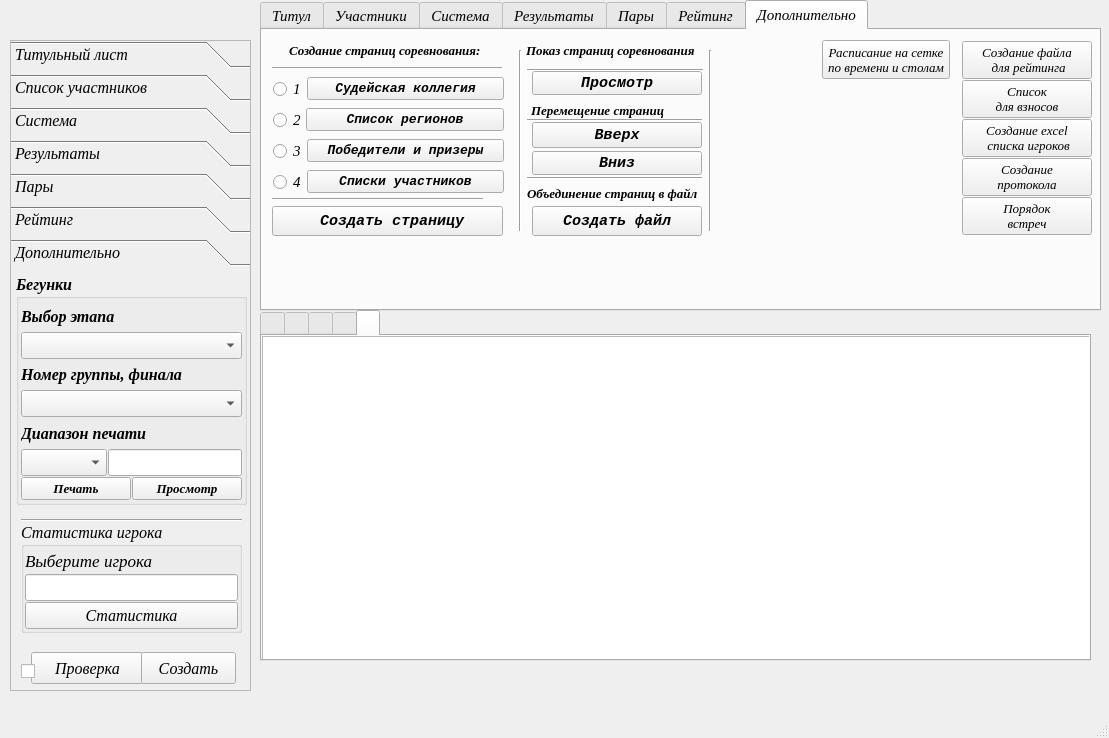
Before: the Qt Designer form UI/main_window.ui in Kaspar0810/Competitions_TT, drawn with Qt 5.
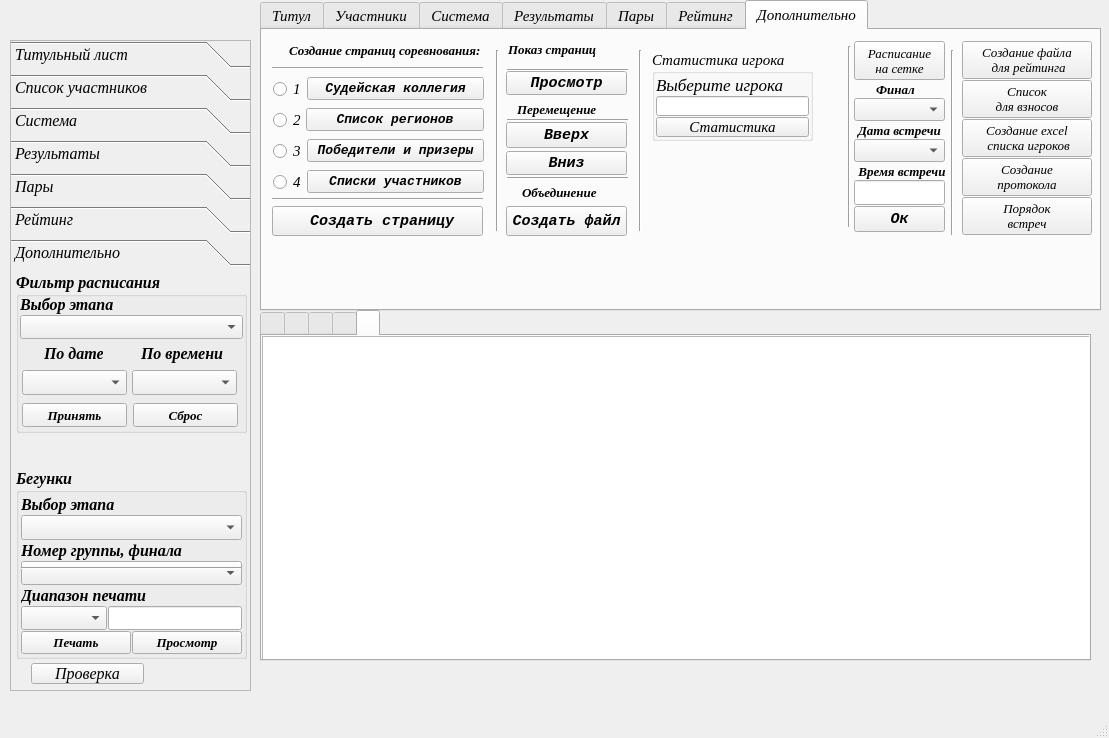
After: the same form once the commit is applied. The open tabs and pages were chosen to show the change. Icons and pictures are not drawn.

Commit message: расписание на сетке продолжение

The edit to the form file:
```diff
--- a/UI/main_window.ui
+++ b/UI/main_window.ui
@@ -3950,7 +3950,7 @@
      <widget class="Line" name="line_6">
       <property name="geometry">
        <rect>
-        <x>250</x>
+        <x>227</x>
         <y>20</y>
         <width>16</width>
         <height>181</height>
@@ -3987,7 +3987,7 @@
        <rect>
         <x>10</x>
         <y>30</y>
-        <width>230</width>
+        <width>211</width>
         <height>16</height>
        </rect>
       </property>
@@ -4013,7 +4013,7 @@
        <rect>
         <x>10</x>
         <y>176</y>
-        <width>231</width>
+        <width>211</width>
         <height>30</height>
        </rect>
       </property>
@@ -4032,9 +4032,9 @@
      <widget class="QPushButton" name="Button_up">
       <property name="geometry">
        <rect>
-        <x>270</x>
+        <x>244</x>
         <y>92</y>
-        <width>170</width>
+        <width>121</width>
         <height>26</height>
        </rect>
       </property>
@@ -4054,9 +4054,9 @@
      <widget class="QPushButton" name="Button_down">
       <property name="geometry">
        <rect>
-        <x>270</x>
+        <x>244</x>
         <y>121</y>
-        <width>170</width>
+        <width>121</width>
         <height>24</height>
        </rect>
       </property>
@@ -4076,9 +4076,9 @@
      <widget class="QLabel" name="label_54">
       <property name="geometry">
        <rect>
-        <x>269</x>
+        <x>255</x>
         <y>70</y>
-        <width>171</width>
+        <width>91</width>
         <height>20</height>
        </rect>
       </property>
@@ -4092,15 +4092,15 @@
        </font>
       </property>
       <property name="text">
-       <string>Перемещение страниц</string>
+       <string>&lt;html&gt;&lt;head/&gt;&lt;body&gt;&lt;p&gt;Перемещение&lt;/p&gt;&lt;/body&gt;&lt;/html&gt;</string>
       </property>
      </widget>
      <widget class="Line" name="line_9">
       <property name="geometry">
        <rect>
-        <x>265</x>
+        <x>245</x>
         <y>140</y>
-        <width>175</width>
+        <width>121</width>
         <height>16</height>
        </rect>
       </property>
@@ -4111,9 +4111,9 @@
      <widget class="Line" name="line_10">
       <property name="geometry">
        <rect>
-        <x>265</x>
+        <x>245</x>
         <y>82</y>
-        <width>175</width>
+        <width>121</width>
         <height>16</height>
        </rect>
       </property>
@@ -4124,9 +4124,9 @@
      <widget class="QPushButton" name="Button_made_one_file_pdf">
       <property name="geometry">
        <rect>
-        <x>270</x>
+        <x>244</x>
         <y>176</y>
-        <width>170</width>
+        <width>121</width>
         <height>30</height>
        </rect>
       </property>
@@ -4145,9 +4145,9 @@
      <widget class="QLabel" name="label_55">
       <property name="geometry">
        <rect>
-        <x>265</x>
+        <x>260</x>
         <y>153</y>
-        <width>191</width>
+        <width>91</width>
         <height>20</height>
        </rect>
       </property>
@@ -4161,13 +4161,13 @@
        </font>
       </property>
       <property name="text">
-       <string>Объединение страниц в файл</string>
+       <string>&lt;html&gt;&lt;head/&gt;&lt;body&gt;&lt;p&gt;Объединение&lt;/p&gt;&lt;/body&gt;&lt;/html&gt;</string>
       </property>
      </widget>
      <widget class="Line" name="line_11">
       <property name="geometry">
        <rect>
-        <x>440</x>
+        <x>370</x>
         <y>20</y>
         <width>16</width>
         <height>181</height>
@@ -4182,7 +4182,7 @@
        <rect>
         <x>11</x>
         <y>41</y>
-        <width>231</width>
+        <width>211</width>
         <height>133</height>
        </rect>
       </property>
@@ -4360,9 +4360,9 @@
      <widget class="QLabel" name="label_56">
       <property name="geometry">
        <rect>
-        <x>264</x>
+        <x>246</x>
         <y>10</y>
-        <width>181</width>
+        <width>101</width>
         <height>20</height>
        </rect>
       </property>
@@ -4376,15 +4376,15 @@
        </font>
       </property>
       <property name="text">
-       <string>Показ страниц соревнования</string>
+       <string>&lt;html&gt;&lt;head/&gt;&lt;body&gt;&lt;p&gt;Показ страниц&lt;/p&gt;&lt;/body&gt;&lt;/html&gt;</string>
       </property>
      </widget>
      <widget class="QPushButton" name="Button_view_page_pdf">
       <property name="geometry">
        <rect>
-        <x>270</x>
+        <x>244</x>
         <y>41</y>
-        <width>170</width>
+        <width>121</width>
         <height>24</height>
        </rect>
       </property>
@@ -4404,9 +4404,9 @@
      <widget class="Line" name="line_12">
       <property name="geometry">
        <rect>
-        <x>265</x>
+        <x>245</x>
         <y>30</y>
-        <width>176</width>
+        <width>121</width>
         <height>21</height>
        </rect>
       </property>
@@ -4552,12 +4552,136 @@
        </item>
       </layout>
      </widget>
+     <widget class="Line" name="line_5">
+      <property name="geometry">
+       <rect>
+        <x>680</x>
+        <y>20</y>
+        <width>20</width>
+        <height>185</height>
+       </rect>
+      </property>
+      <property name="orientation">
+       <enum>Qt::Vertical</enum>
+      </property>
+     </widget>
+     <widget class="QGroupBox" name="groupBox_9">
+      <property name="geometry">
+       <rect>
+        <x>390</x>
+        <y>20</y>
+        <width>161</width>
+        <height>91</height>
+       </rect>
+      </property>
+      <property name="font">
+       <font>
+        <italic>true</italic>
+       </font>
+      </property>
+      <property name="title">
+       <string>Статистика игрока</string>
+      </property>
+      <property name="flat">
+       <bool>false</bool>
+      </property>
+      <property name="checkable">
+       <bool>false</bool>
+      </property>
+      <layout class="QVBoxLayout" name="verticalLayout_11">
+       <property name="spacing">
+        <number>1</number>
+       </property>
+       <property name="leftMargin">
+        <number>1</number>
+       </property>
+       <property name="topMargin">
+        <number>1</number>
+       </property>
+       <property name="rightMargin">
+        <number>1</number>
+       </property>
+       <property name="bottomMargin">
+        <number>1</number>
+       </property>
+       <item>
+        <widget class="QLabel" name="label_76">
+         <property name="font">
+          <font>
+           <family>Times New Roman</family>
+           <pointsize>13</pointsize>
+           <italic>true</italic>
+          </font>
+         </property>
+         <property name="text">
+          <string>Выберите игрока</string>
+         </property>
+        </widget>
+       </item>
+       <item>
+        <widget class="QLineEdit" name="lineEdit_find_player_stat"/>
+       </item>
+       <item>
+        <widget class="QPushButton" name="Button_player_stat">
+         <property name="font">
+          <font>
+           <family>Times New Roman</family>
+          </font>
+         </property>
+         <property name="text">
+          <string>Статистика</string>
+         </property>
+        </widget>
+       </item>
+      </layout>
+     </widget>
+     <widget class="Line" name="line_20">
+      <property name="geometry">
+       <rect>
+        <x>579</x>
+        <y>16</y>
+        <width>16</width>
+        <height>181</height>
+       </rect>
+      </property>
+      <property name="orientation">
+       <enum>Qt::Vertical</enum>
+      </property>
+     </widget>
+     <widget class="QLabel" name="label_80">
+      <property name="geometry">
+       <rect>
+        <x>614</x>
+        <y>51</y>
+        <width>39</width>
+        <height>16</height>
+       </rect>
+      </property>
+      <property name="font">
+       <font>
+        <family>Times New Roman</family>
+        <pointsize>10</pointsize>
+        <weight>75</weight>
+        <italic>true</italic>
+        <bold>true</bold>
+       </font>
+      </property>
+      <property name="layoutDirection">
+       <enum>Qt::LeftToRight</enum>
+      </property>
+      <property name="text">
+       <string>Финал</string>
+      </property>
+      <property name="alignment">
+       <set>Qt::AlignCenter</set>
+      </property>
+     </widget>
      <widget class="QPushButton" name="Button_made_schedule">
       <property name="geometry">
        <rect>
-        <x>560</x>
-        <y>10</y>
-        <width>128</width>
+        <x>592</x>
+        <y>11</y>
+        <width>91</width>
         <height>39</height>
        </rect>
       </property>
@@ -4569,8 +4693,8 @@
        </font>
       </property>
       <property name="text">
-       <string>Расписание на сетке
-по времени и столам</string>
+       <string>Расписание 
+на сетке</string>
       </property>
       <property name="shortcut">
        <string/>
@@ -4585,6 +4709,114 @@
        <bool>false</bool>
       </property>
      </widget>
+     <widget class="QComboBox" name="comboBox_schedule_date_2">
+      <property name="geometry">
+       <rect>
+        <x>592</x>
+        <y>68</y>
+        <width>91</width>
+        <height>23</height>
+       </rect>
+      </property>
+     </widget>
+     <widget class="QLabel" name="label_74">
+      <property name="geometry">
+       <rect>
+        <x>595</x>
+        <y>92</y>
+        <width>85</width>
+        <height>16</height>
+       </rect>
+      </property>
+      <property name="font">
+       <font>
+        <family>Times New Roman</family>
+        <pointsize>10</pointsize>
+        <weight>75</weight>
+        <italic>true</italic>
+        <bold>true</bold>
+       </font>
+      </property>
+      <property name="text">
+       <string>Дата встречи</string>
+      </property>
+      <property name="alignment">
+       <set>Qt::AlignCenter</set>
+      </property>
+     </widget>
+     <widget class="QComboBox" name="comboBox_schedule_date">
+      <property name="geometry">
+       <rect>
+        <x>592</x>
+        <y>109</y>
+        <width>91</width>
+        <height>23</height>
+       </rect>
+      </property>
+     </widget>
+     <widget class="QLineEdit" name="lineEdit_schedule_time">
+      <property name="geometry">
+       <rect>
+        <x>592</x>
+        <y>150</y>
+        <width>91</width>
+        <height>25</height>
+       </rect>
+      </property>
+      <property name="font">
+       <font>
+        <pointsize>12</pointsize>
+        <italic>false</italic>
+       </font>
+      </property>
+     </widget>
+     <widget class="QPushButton" name="Button_schedule_ok">
+      <property name="geometry">
+       <rect>
+        <x>592</x>
+        <y>176</y>
+        <width>91</width>
+        <height>26</height>
+       </rect>
+      </property>
+      <property name="font">
+       <font>
+        <family>Courier New</family>
+        <weight>75</weight>
+        <italic>true</italic>
+        <bold>true</bold>
+        <underline>false</underline>
+       </font>
+      </property>
+      <property name="text">
+       <string>Ок</string>
+      </property>
+     </widget>
+     <widget class="QLabel" name="label_79">
+      <property name="geometry">
+       <rect>
+        <x>595</x>
+        <y>133</y>
+        <width>90</width>
+        <height>16</height>
+       </rect>
+      </property>
+      <property name="font">
+       <font>
+        <family>Times New Roman</family>
+        <pointsize>10</pointsize>
+        <weight>75</weight>
+        <italic>true</italic>
+        <bold>true</bold>
+       </font>
+      </property>
+      <property name="text">
+       <string>Время встречи</string>
+      </property>
+      <property name="alignment">
+       <set>Qt::AlignCenter</set>
+      </property>
+     </widget>
     </widget>
    </widget>
    <widget class="QToolBox" name="toolBox">
@@ -7001,9 +7233,9 @@
       <property name="geometry">
        <rect>
         <x>5</x>
-        <y>2</y>
+        <y>196</y>
         <width>231</width>
-        <height>231</height>
+        <height>191</height>
        </rect>
       </property>
       <property name="font">
@@ -7174,7 +7406,7 @@
       <property name="geometry">
        <rect>
         <x>10</x>
-        <y>240</y>
+        <y>288</y>
         <width>221</width>
         <height>16</height>
        </rect>
@@ -7187,116 +7419,181 @@
       <property name="geometry">
        <rect>
         <x>20</x>
-        <y>380</y>
+        <y>391</y>
         <width>113</width>
-        <height>32</height>
+        <height>21</height>
        </rect>
       </property>
       <property name="text">
        <string>Проверка</string>
       </property>
      </widget>
-     <widget class="QPushButton" name="Button_system_made">
+     <widget class="QGroupBox" name="groupBox_10">
       <property name="geometry">
        <rect>
-        <x>130</x>
-        <y>380</y>
-        <width>95</width>
-        <height>32</height>
-       </rect>
-      </property>
-      <property name="sizePolicy">
-       <sizepolicy hsizetype="Minimum" vsizetype="Fixed">
-        <horstretch>0</horstretch>
-        <verstretch>0</verstretch>
-       </sizepolicy>
-      </property>
-      <property name="text">
-       <string>Создать</string>
-      </property>
-     </widget>
-     <widget class="QCheckBox" name="checkBox_3">
-      <property name="geometry">
-       <rect>
-        <x>10</x>
-        <y>390</y>
-        <width>19</width>
-        <height>18</height>
-       </rect>
-      </property>
-      <property name="text">
-       <string/>
-      </property>
-     </widget>
-     <widget class="QGroupBox" name="groupBox_9">
-      <property name="geometry">
-       <rect>
-        <x>10</x>
-        <y>250</y>
-        <width>221</width>
-        <height>111</height>
+        <x>5</x>
+        <y>0</y>
+        <width>231</width>
+        <height>161</height>
        </rect>
       </property>
       <property name="font">
        <font>
-        <italic>true</italic>
+        <weight>75</weight>
+        <bold>true</bold>
        </font>
       </property>
       <property name="title">
-       <string>Статистика игрока</string>
+       <string>Фильтр расписания</string>
       </property>
-      <property name="flat">
-       <bool>false</bool>
-      </property>
-      <property name="checkable">
-       <bool>false</bool>
-      </property>
-      <layout class="QVBoxLayout" name="verticalLayout_11">
-       <property name="spacing">
-        <number>1</number>
+      <widget class="QLabel" name="label_88">
+       <property name="geometry">
+        <rect>
+         <x>4</x>
+         <y>23</y>
+         <width>94</width>
+         <height>19</height>
+        </rect>
        </property>
-       <property name="leftMargin">
-        <number>1</number>
+       <property name="font">
+        <font>
+         <family>Times New Roman</family>
+         <italic>true</italic>
+        </font>
        </property>
-       <property name="topMargin">
-        <number>1</number>
+       <property name="text">
+        <string>Выбор этапа</string>
        </property>
-       <property name="rightMargin">
-        <number>1</number>
+      </widget>
+      <widget class="QComboBox" name="comboBox_select_stage_begunki_2">
+       <property name="geometry">
+        <rect>
+         <x>4</x>
+         <y>43</y>
+         <width>223</width>
+         <height>24</height>
+        </rect>
        </property>
-       <property name="bottomMargin">
-        <number>1</number>
+       <property name="editable">
+        <bool>false</bool>
        </property>
-       <item>
-        <widget class="QLabel" name="label_76">
-         <property name="font">
-          <font>
-           <family>Times New Roman</family>
-           <pointsize>13</pointsize>
-           <italic>true</italic>
-          </font>
-         </property>
-         <property name="text">
-          <string>Выберите игрока</string>
-         </property>
-        </widget>
-       </item>
-       <item>
-        <widget class="QLineEdit" name="lineEdit_find_player_stat"/>
-       </item>
-       <item>
-        <widget class="QPushButton" name="Button_player_stat">
-         <property name="font">
-          <font>
-           <family>Times New Roman</family>
-          </font>
-         </property>
-         <property name="text">
-          <string>Статистика</string>
-         </property>
-        </widget>
-       </item>
-      </layout>
+      </widget>
+      <widget class="QLabel" name="label_89">
+       <property name="geometry">
+        <rect>
+         <x>28</x>
+         <y>72</y>
+         <width>59</width>
+         <height>20</height>
+        </rect>
+       </property>
+       <property name="font">
+        <font>
+         <family>Times New Roman</family>
+         <italic>true</italic>
+        </font>
+       </property>
+       <property name="text">
+        <string>&lt;html&gt;&lt;head/&gt;&lt;body&gt;&lt;p&gt;По дате&lt;/p&gt;&lt;/body&gt;&lt;/html&gt;</string>
+       </property>
+      </widget>
+      <widget class="QLabel" name="label_90">
+       <property name="geometry">
+        <rect>
+         <x>125</x>
+         <y>72</y>
+         <width>82</width>
+         <height>19</height>
+        </rect>
+       </property>
+       <property name="font">
+        <font>
+         <family>Times New Roman</family>
+         <italic>true</italic>
+        </font>
+       </property>
+       <property name="text">
+        <string>По времени</string>
+       </property>
+      </widget>
+      <widget class="QComboBox" name="comboBox_filter_shedule_date">
+       <property name="geometry">
+        <rect>
+         <x>6</x>
+         <y>98</y>
+         <width>105</width>
+         <height>25</height>
+        </rect>
+       </property>
+       <property name="editable">
+        <bool>false</bool>
+       </property>
+       <property name="insertPolicy">
+        <enum>QComboBox::InsertAlphabetically</enum>
+       </property>
+      </widget>
+      <widget class="QComboBox" name="comboBox_filter_schedule_time">
+       <property name="geometry">
+        <rect>
+         <x>116</x>
+         <y>98</y>
+         <width>105</width>
+         <height>25</height>
+        </rect>
+       </property>
+      </widget>
+      <widget class="QPushButton" name="Button_filter_shedule">
+       <property name="geometry">
+        <rect>
+         <x>6</x>
+         <y>131</y>
+         <width>105</width>
+         <height>24</height>
+        </rect>
+       </property>
+       <property name="sizePolicy">
+        <sizepolicy hsizetype="Expanding" vsizetype="Fixed">
+         <horstretch>0</horstretch>
+         <verstretch>0</verstretch>
+        </sizepolicy>
+       </property>
+       <property name="font">
+        <font>
+         <family>Times New Roman</family>
+         <pointsize>10</pointsize>
+         <italic>true</italic>
+        </font>
+       </property>
+       <property name="text">
+        <string>Принять</string>
+       </property>
+      </widget>
+      <widget class="QPushButton" name="Button_schedule_reset">
+       <property name="geometry">
+        <rect>
+         <x>117</x>
+         <y>131</y>
+         <width>105</width>
+         <height>24</height>
+        </rect>
+       </property>
+       <property name="sizePolicy">
+        <sizepolicy hsizetype="Expanding" vsizetype="Fixed">
+         <horstretch>0</horstretch>
+         <verstretch>0</verstretch>
+        </sizepolicy>
+       </property>
+       <property name="font">
+        <font>
+         <family>Times New Roman</family>
+         <pointsize>10</pointsize>
+         <italic>true</italic>
+        </font>
+       </property>
+       <property name="text">
+        <string>Сброс</string>
+       </property>
+      </widget>
      </widget>
     </widget>
    </widget>
```
Left out of the diff: 26 changed lines with no effect on the pictures. The commit also changes 97 other files.
